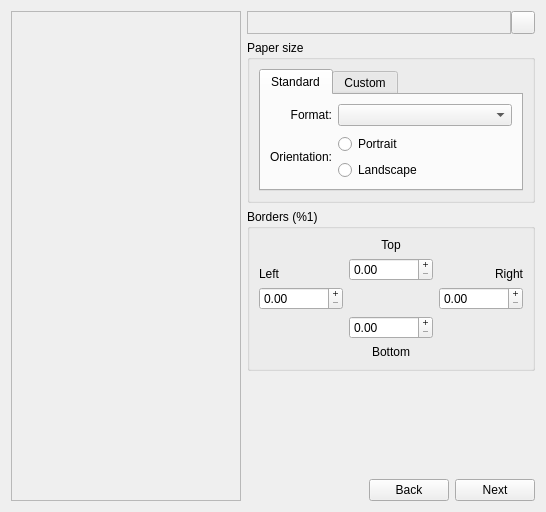
aportale/posterazor, file src/QtPosteRazorDialog.ui: the form before one commit.
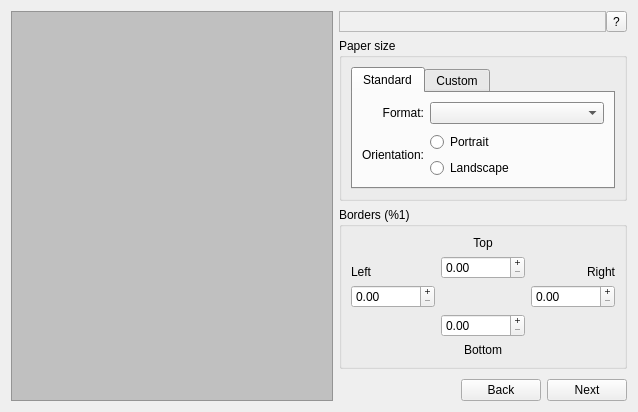
The form after the commit. The open tabs and pages were chosen to show the change. Icons and pictures are not drawn. Custom widgets are drawn as their Qt base class.

Commit message: Better background colors for a few widgets

Patch:
```diff
--- a/src/QtPosteRazorDialog.ui
+++ b/src/QtPosteRazorDialog.ui
@@ -6,8 +6,8 @@
    <rect>
     <x>0</x>
     <y>0</y>
-    <width>546</width>
-    <height>512</height>
+    <width>638</width>
+    <height>408</height>
    </rect>
   </property>
   <property name="acceptDrops" >
@@ -25,12 +25,49 @@
        <verstretch>0</verstretch>
       </sizepolicy>
      </property>
+     <property name="palette" >
+      <palette>
+       <active>
+        <colorrole role="Window" >
+         <brush brushstyle="SolidPattern" >
+          <color alpha="255" >
+           <red>192</red>
+           <green>192</green>
+           <blue>192</blue>
+          </color>
+         </brush>
+        </colorrole>
+       </active>
+       <inactive>
+        <colorrole role="Window" >
+         <brush brushstyle="SolidPattern" >
+          <color alpha="255" >
+           <red>192</red>
+           <green>192</green>
+           <blue>192</blue>
+          </color>
+         </brush>
+        </colorrole>
+       </inactive>
+       <disabled>
+        <colorrole role="Window" >
+         <brush brushstyle="SolidPattern" >
+          <color alpha="255" >
+           <red>192</red>
+           <green>192</green>
+           <blue>192</blue>
+          </color>
+         </brush>
+        </colorrole>
+       </disabled>
+      </palette>
+     </property>
+     <property name="autoFillBackground" >
+      <bool>true</bool>
+     </property>
      <property name="frameShape" >
       <enum>QFrame::StyledPanel</enum>
      </property>
-     <property name="frameShadow" >
-      <enum>QFrame::Sunken</enum>
-     </property>
      <layout class="QVBoxLayout" >
       <property name="spacing" >
        <number>6</number>
@@ -86,6 +123,46 @@
              <verstretch>0</verstretch>
             </sizepolicy>
            </property>
+           <property name="palette" >
+            <palette>
+             <active>
+              <colorrole role="Window" >
+               <brush brushstyle="SolidPattern" >
+                <color alpha="255" >
+                 <red>240</red>
+                 <green>240</green>
+                 <blue>240</blue>
+                </color>
+               </brush>
+              </colorrole>
+             </active>
+             <inactive>
+              <colorrole role="Window" >
+               <brush brushstyle="SolidPattern" >
+                <color alpha="255" >
+                 <red>240</red>
+                 <green>240</green>
+                 <blue>240</blue>
+                </color>
+               </brush>
+              </colorrole>
+             </inactive>
+             <disabled>
+              <colorrole role="Window" >
+               <brush brushstyle="SolidPattern" >
+                <color alpha="255" >
+                 <red>240</red>
+                 <green>240</green>
+                 <blue>240</blue>
+                </color>
+               </brush>
+              </colorrole>
+             </disabled>
+            </palette>
+           </property>
+           <property name="autoFillBackground" >
+            <bool>true</bool>
+           </property>
            <property name="frameShape" >
             <enum>QFrame::StyledPanel</enum>
            </property>
@@ -97,7 +174,7 @@
          <item>
           <widget class="QToolButton" name="m_helpLaunchButton" >
            <property name="text" >
-            <string/>
+            <string>?</string>
            </property>
           </widget>
          </item>
@@ -272,6 +349,14 @@
          </layout>
         </widget>
         <widget class="QWidget" name="m_paperSizeStep" >
+         <property name="geometry" >
+          <rect>
+           <x>0</x>
+           <y>0</y>
+           <width>232</width>
+           <height>312</height>
+          </rect>
+         </property>
          <layout class="QVBoxLayout" >
           <property name="spacing" >
            <number>6</number>
@@ -299,10 +384,55 @@
                  <verstretch>0</verstretch>
                 </sizepolicy>
                </property>
+               <property name="palette" >
+                <palette>
+                 <active>
+                  <colorrole role="Window" >
+                   <brush brushstyle="SolidPattern" >
+                    <color alpha="255" >
+                     <red>192</red>
+                     <green>192</green>
+                     <blue>192</blue>
+                    </color>
+                   </brush>
+                  </colorrole>
+                 </active>
+                 <inactive>
+                  <colorrole role="Window" >
+                   <brush brushstyle="SolidPattern" >
+                    <color alpha="255" >
+                     <red>192</red>
+                     <green>192</green>
+                     <blue>192</blue>
+                    </color>
+                   </brush>
+                  </colorrole>
+                 </inactive>
+                 <disabled>
+                  <colorrole role="Window" >
+                   <brush brushstyle="SolidPattern" >
+                    <color alpha="255" >
+                     <red>192</red>
+                     <green>192</green>
+                     <blue>192</blue>
+                    </color>
+                   </brush>
+                  </colorrole>
+                 </disabled>
+                </palette>
+               </property>
                <property name="currentIndex" >
                 <number>0</number>
                </property>
                <widget class="QWidget" name="m_paperFormatStandardTab" >
+                <property name="geometry" >
+                 <rect>
+                  <x>4</x>
+                  <y>30</y>
+                  <width>206</width>
+                  <height>93</height>
+                 </rect>
+                </property>
                 <attribute name="title" >
                  <string>Standard</string>
                 </attribute>
```
Left out of the diff: 88 changed lines with no effect on the pictures.
